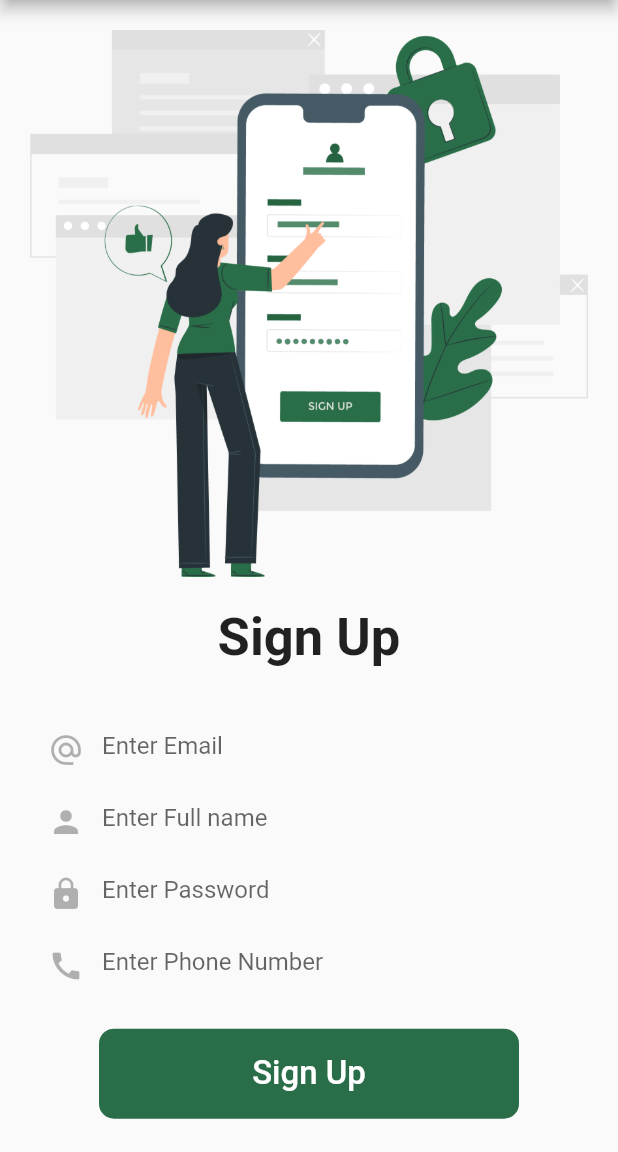
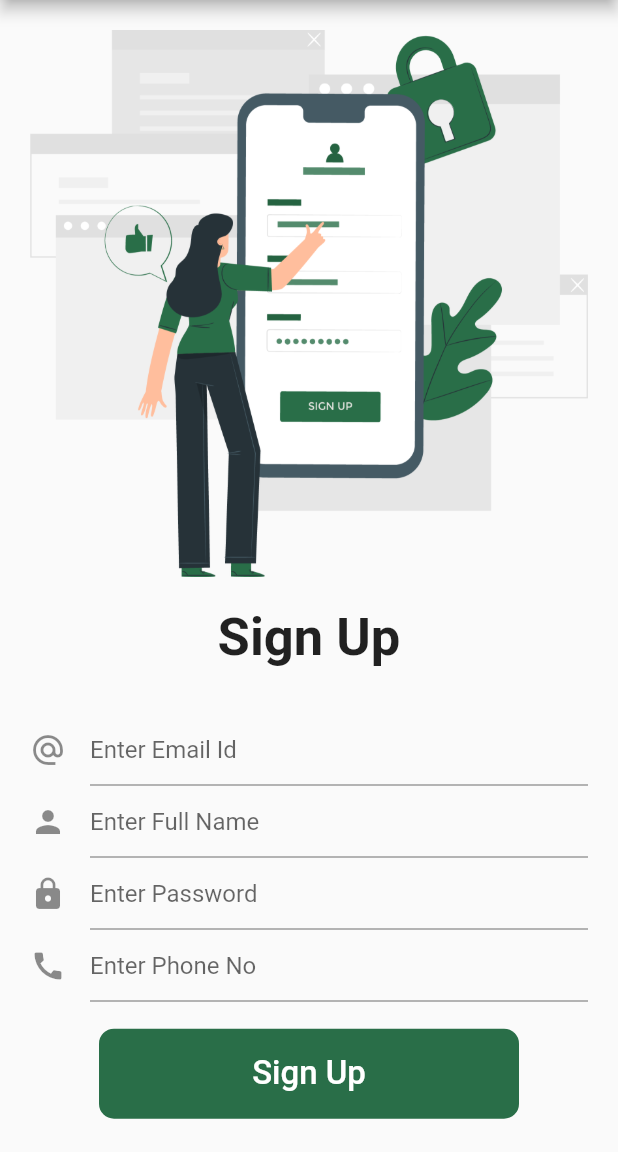
Before and after one commit to rishit-trivedi/Gardener-s-Heaven, a Flutter app: the SignUp screen opened directly, on a phone screen of 412 x 824 dp, the part 84-1236 px from its top. Run offline on Flutter 3.47's test engine with Material 2 defaults, Android fonts, the phone set to English and light mode, and no system bars; our stand-ins replace animated_bottom_navigation_bar, page_transition, pin_code_fields.

```diff
--- a/flutter-ui-plant-app-main/lib/ui/screens/signup_page.dart
+++ b/flutter-ui-plant-app-main/lib/ui/screens/signup_page.dart
@@ -5,8 +5,21 @@ import 'package:flutter_onboarding/ui/screens/widgets/custom_textfield.dart';
 import 'package:flutter_onboarding/ui/screens/signin_page.dart';
 import 'package:page_transition/page_transition.dart';
 
-class SignUp extends StatelessWidget {
+class SignUp extends StatefulWidget {
   const SignUp({Key? key}) : super(key: key);
+
+  @override
+  State<SignUp> createState() => _SignUpState();
+}
+
+class _SignUpState extends State<SignUp> {
+  Map user = {
+    'emailId': '',
+    'password': '',
+    'confirmPassword': '',
+    'name': '',
+    'phoneNo': '',
+  };
 
   @override
   Widget build(BuildContext context) {
@@ -41,38 +54,66 @@ class SignUp extends StatelessWidget {
               const SizedBox(
                 height: 30,
               ),
-              const CustomTextfield(
+              TextFormField(
                 obscureText: false,
-                hintText: 'Enter Email',
-                icon: Icons.alternate_email,
+                decoration: const InputDecoration(
+                  icon: Icon(Icons.alternate_email),
+                  hintText: 'Enter Email Id',
                 ),
-              const CustomTextfield(
+                onChanged: (value) => {
+                  setState(() {
+                    user['emailId'] = value;
+                  })
+                },
+              ),
+              TextFormField(
                 obscureText: false,
-                hintText: 'Enter Full name',
-                icon: Icons.person,
+                decoration: const InputDecoration(
+                  icon: Icon(Icons.person),
+                  hintText: 'Enter Full Name',
                 ),
-              const CustomTextfield(
+                onChanged: (value) => {
+                  setState(() {
+                    user['name'] = value;
+                  })
+                },
+              ),
+              TextFormField(
                 obscureText: true,
+                decoration: const InputDecoration(
+                  icon: Icon(Icons.lock),
                   hintText: 'Enter Password',
-                icon: Icons.lock,
                 ),
-              const CustomTextfield(
+                onChanged: (value) => {
+                  setState(() {
+                    user['password'] = value;
+                  })
+                },
+              ),
+              TextFormField(
                 obscureText: false,
-                hintText: 'Enter Phone Number',
-                icon: Icons.call,
+                decoration: const InputDecoration(
+                  icon: Icon(Icons.call),
+                  hintText: 'Enter Phone No',
+                ),
+                onChanged: (value) => {
+                  setState(() {
+                    user['phoneNo'] = value;
+                  })
+                }
               ),
               const SizedBox(
                 height: 10,
               ),
 
-
-
               Center(
                 child: Row(
                   mainAxisAlignment: MainAxisAlignment.spaceAround,
                   children: <Widget>[
-                    TextButton(onPressed:() {
-                      Navigator.pushNamed(context, 'otp');
+                    TextButton(
+                        onPressed: () {
+                          // Navigator.pushNamed(context, 'otp');
+                          Navigator.pushNamed(context, 'signin_page');
                         },
                         child: Container(
                           // alignment: Alignment.bottomCenter,
@@ -85,8 +126,8 @@ class SignUp extends StatelessWidget {
                             // color:Colors.green.shade500,
                             borderRadius: BorderRadius.circular(10),
                           ),
-                        padding:
-                        const EdgeInsets.symmetric(horizontal: 10, vertical: 15),
+                          padding: const EdgeInsets.symmetric(
+                              horizontal: 10, vertical: 15),
                           child: const Center(
                             child: Text(
                               'Sign Up',
@@ -96,13 +137,10 @@ class SignUp extends StatelessWidget {
                               ),
                             ),
                           ),
-                    )
-                    ),
+                        )),
                   ],
                 ),
               ),
-
-
 
               // GestureDetector(
               //   onTap: () {},
@@ -147,7 +185,8 @@ class SignUp extends StatelessWidget {
                 decoration: BoxDecoration(
                     border: Border.all(color: Constants.primaryColor),
                     borderRadius: BorderRadius.circular(10)),
-                padding: const EdgeInsets.symmetric(horizontal: 10, vertical: 15),
+                padding:
+                    const EdgeInsets.symmetric(horizontal: 10, vertical: 15),
                 child: Row(
                   mainAxisAlignment: MainAxisAlignment.spaceAround,
                   children: [
--- a/flutter-ui-plant-app-main/pubspec.yaml
+++ b/flutter-ui-plant-app-main/pubspec.yaml
@@ -40,6 +40,7 @@ dependencies:
   flutter_otp_text_field: ^1.1.0+2
   pinput: ^2.2.31
   pin_code_fields: ^7.4.0
+  http: ^0.13.5
 
 dev_dependencies:
   flutter_test:
```
Also changed, not shown: flutter-ui-plant-app-main/lib/data/customerData.dart (added, +96 -0 lines), flutter-ui-plant-app-main/pubspec.lock, 11 other files. Lines whose indentation alone changed are shown as unchanged.
